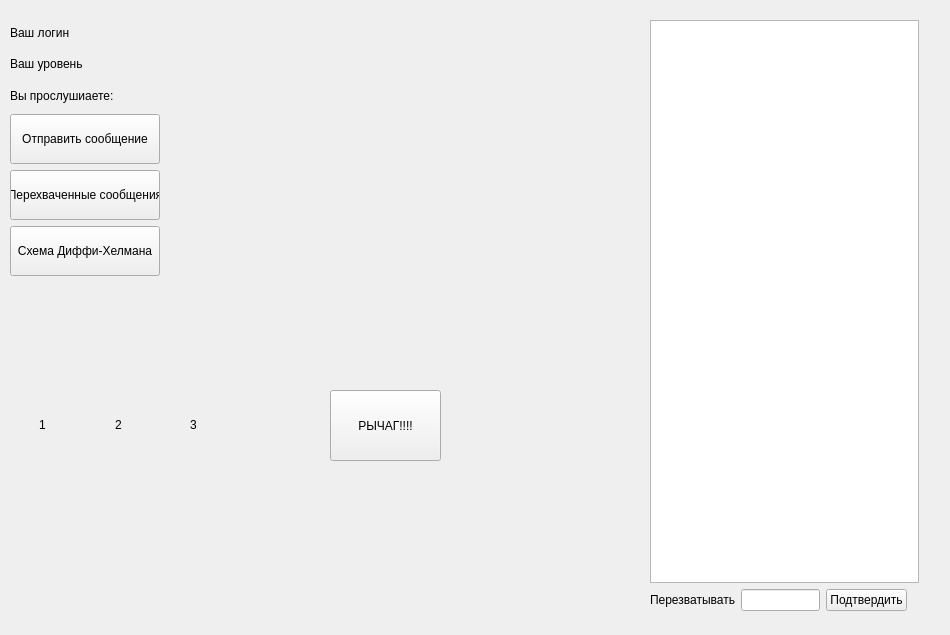
The window that home_window.ui (shm0nya/Lipilin-s-game) describes before a commit, drawn with Qt 5.
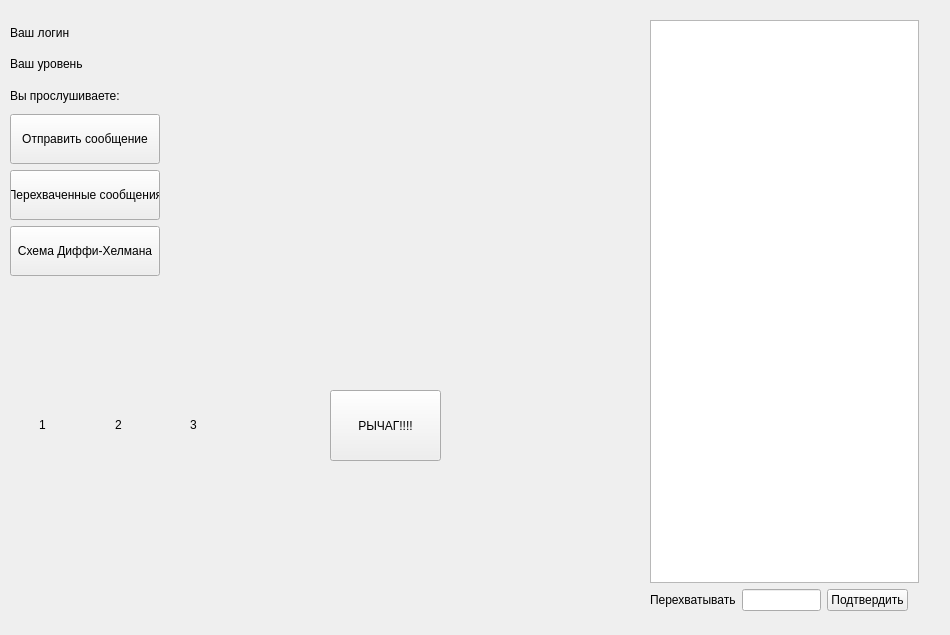
The same window after the commit.

```diff
--- a/home_window.ui
+++ b/home_window.ui
@@ -54,7 +54,7 @@
       <item>
        <widget class="QLabel" name="lbl_overhere_text">
         <property name="text">
-         <string>Перезватывать</string>
+         <string>Перехватывать</string>
         </property>
        </widget>
       </item>
@@ -164,7 +164,7 @@
         <item>
          <widget class="QLabel" name="lbl_overhear_show">
           <property name="text">
-           <string>Вы прослушиаете:</string>
+           <string>Вы прослушиваете:</string>
           </property>
          </widget>
         </item>
```
